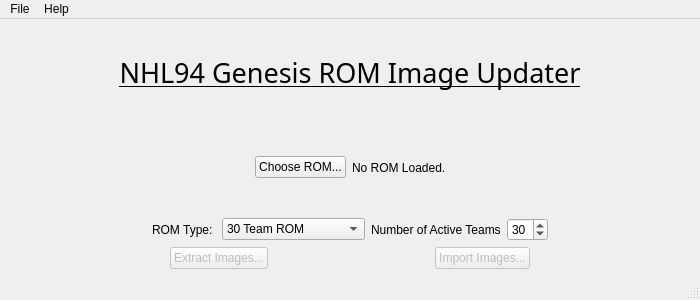
Qt form Image_Updater/IUGui.ui (Chaos81/nhl94-image-updater) before a commit.
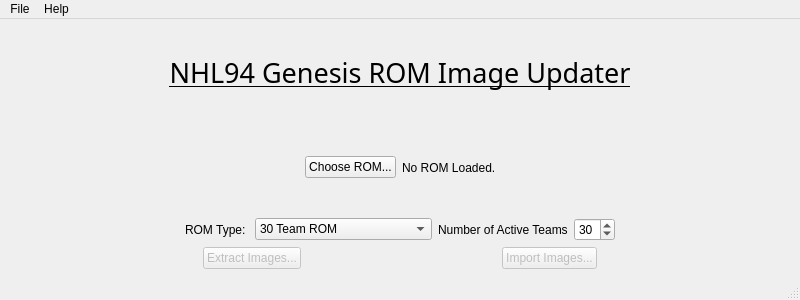
The same form after that commit.

Commit message: Update GUI width, add icon.ico

```diff
--- a/Image_Updater/IUGui.ui
+++ b/Image_Updater/IUGui.ui
@@ -6,7 +6,7 @@
    <rect>
     <x>0</x>
     <y>0</y>
-    <width>700</width>
+    <width>800</width>
     <height>300</height>
    </rect>
   </property>
@@ -18,13 +18,13 @@
   </property>
   <property name="minimumSize">
    <size>
-    <width>700</width>
+    <width>800</width>
     <height>300</height>
    </size>
   </property>
   <property name="maximumSize">
    <size>
-    <width>700</width>
+    <width>800</width>
     <height>300</height>
    </size>
   </property>
@@ -274,7 +274,7 @@
     <rect>
      <x>0</x>
      <y>0</y>
-     <width>700</width>
+     <width>800</width>
      <height>24</height>
     </rect>
    </property>
```
The commit also changes 2 other files.
